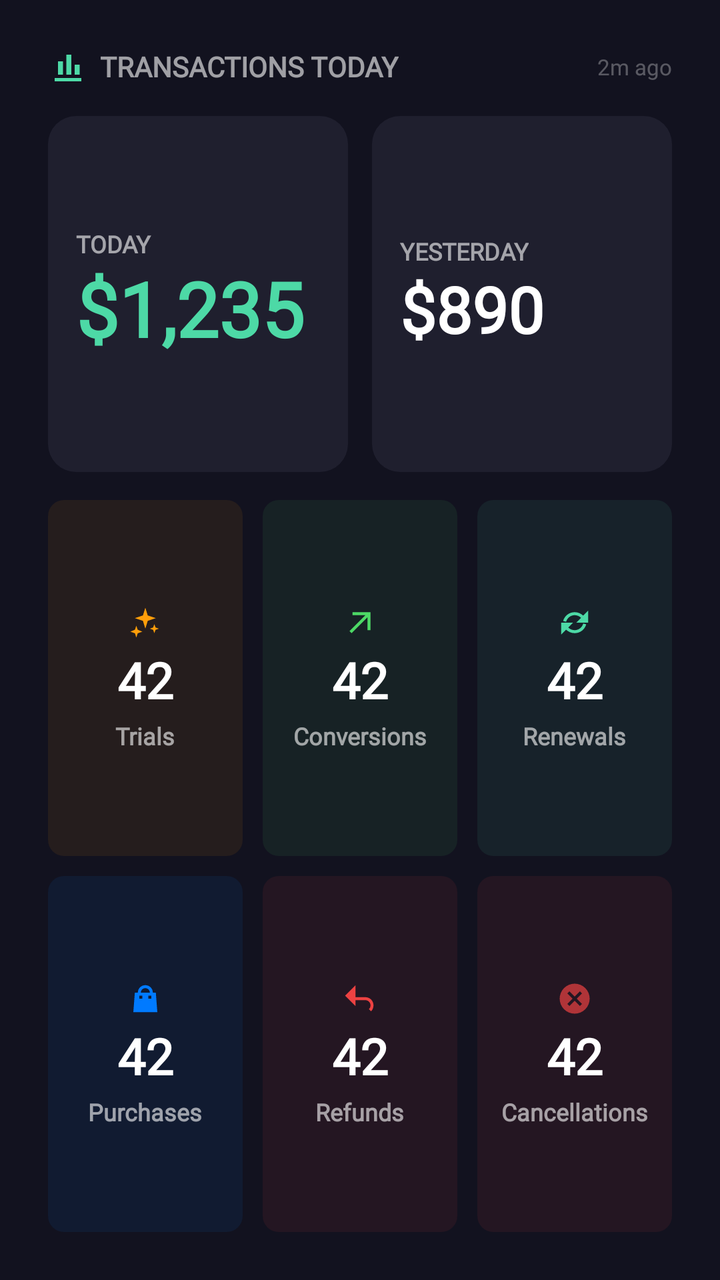
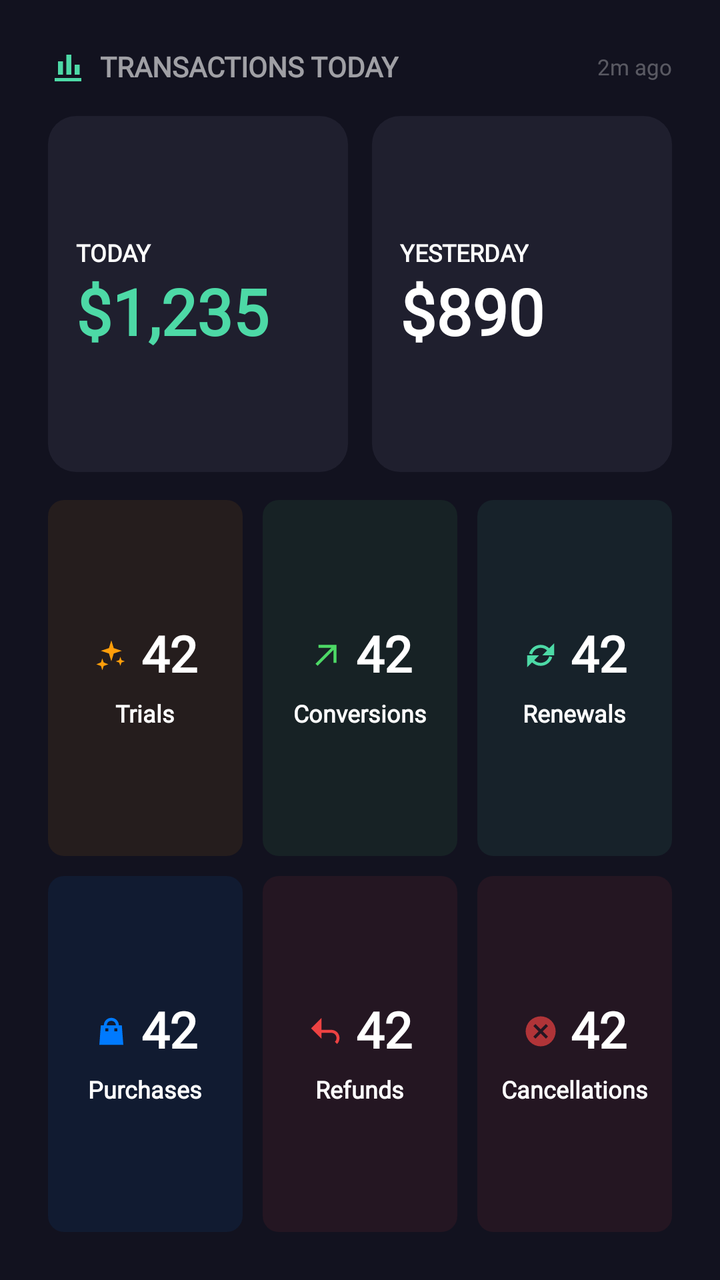

An Android layout rendered at two revisions. The XML below is the earlier revision; the diff shows what the commit changed to produce the second picture.
<!-- AndroidManifest.xml: fallback theme Theme.MaterialComponents.DayNight.NoActionBar -->
<!-- res/layout/transactions_widget_large.xml -->
<?xml version="1.0" encoding="utf-8"?>
<LinearLayout xmlns:android="http://schemas.android.com/apk/res/android"
    android:id="@+id/widgetRoot"
    android:layout_width="match_parent"
    android:layout_height="match_parent"
    android:orientation="vertical"
    android:padding="24dp"
    android:background="@color/widgetBackground">

    <LinearLayout
        android:layout_width="match_parent"
        android:layout_height="wrap_content"
        android:orientation="horizontal"
        android:gravity="center_vertical">
        <ImageView
            android:layout_width="20dp"
            android:layout_height="20dp"
            android:src="@drawable/ic_widget_chart_bar"
            android:contentDescription="@null" />
        <TextView
            android:layout_width="wrap_content"
            android:layout_height="wrap_content"
            android:text="TRANSACTIONS TODAY"
            android:textSize="14sp"
            android:textStyle="bold"
            android:layout_marginStart="6dp"
            android:textColor="@color/widgetTextSecondary" android:fontFamily="@font/sfns_medium" android:includeFontPadding="false" />
        <TextView android:layout_width="0dp" android:layout_height="0dp" android:layout_weight="1" />
        <TextView
            android:id="@+id/tvLastUpdated"
            android:layout_width="wrap_content"
            android:layout_height="wrap_content"
            android:text="2m ago"
            android:textSize="11sp"
            android:textColor="@color/widgetTextQuaternary" android:fontFamily="@font/sfns_medium" android:includeFontPadding="false" />
    </LinearLayout>

    <LinearLayout android:layout_width="match_parent" android:layout_height="0dp" android:layout_weight="1" android:orientation="horizontal" android:layout_marginTop="14dp">
        <LinearLayout android:layout_width="0dp" android:layout_height="match_parent" android:layout_weight="1" android:orientation="vertical" android:gravity="center_vertical" android:padding="14dp" android:background="@drawable/bg_mtd_card">
            <TextView android:layout_width="wrap_content" android:layout_height="wrap_content" android:text="TODAY" android:textSize="12sp" android:textStyle="bold" android:textColor="@color/widgetTextSecondary" android:fontFamily="@font/sfns_medium" android:includeFontPadding="false" />
            <TextView android:id="@+id/tvRevenue" android:layout_width="wrap_content" android:layout_height="wrap_content" android:text="$1,235" android:textSize="38sp" android:textStyle="bold" android:textColor="@color/widgetAccent" android:fontFamily="@font/sfns_black" android:includeFontPadding="false" android:maxLines="1" android:ellipsize="end" android:layout_marginTop="4dp" />
        </LinearLayout>
        <LinearLayout android:layout_width="0dp" android:layout_height="match_parent" android:layout_weight="1" android:orientation="vertical" android:gravity="center_vertical" android:padding="14dp" android:background="@drawable/bg_mtd_card" android:layout_marginStart="12dp">
            <TextView android:layout_width="wrap_content" android:layout_height="wrap_content" android:text="YESTERDAY" android:textSize="12sp" android:textStyle="bold" android:textColor="@color/widgetTextSecondary" android:fontFamily="@font/sfns_medium" android:includeFontPadding="false" />
            <TextView android:id="@+id/tvYesterday" android:layout_width="wrap_content" android:layout_height="wrap_content" android:text="$890" android:textSize="32sp" android:textStyle="bold" android:textColor="@color/widgetTextPrimary" android:fontFamily="@font/sfns_black" android:includeFontPadding="false" android:maxLines="1" android:ellipsize="end" android:layout_marginTop="4dp" />
        </LinearLayout>
    </LinearLayout>

    <LinearLayout android:layout_width="match_parent" android:layout_height="0dp" android:layout_weight="1" android:orientation="horizontal" android:layout_marginTop="14dp">
        <LinearLayout
            android:id="@+id/cellTrials"
            android:layout_width="0dp"
            android:layout_height="match_parent"
            android:layout_weight="1"
            android:orientation="vertical"
            android:gravity="center"
            android:paddingTop="14dp"
            android:paddingBottom="14dp"
            android:background="@drawable/bg_count_cell_trial">
            <ImageView
                    android:layout_width="18dp"
                    android:layout_height="18dp"
                    android:src="@drawable/ic_widget_sparkles"
                    android:contentDescription="@null" />
            <TextView
                android:id="@+id/tvTrials"
                android:layout_width="wrap_content"
                android:layout_height="wrap_content"
                android:text="42"
                android:textSize="25sp"
                android:textStyle="bold"
                android:layout_marginTop="6dp"
                android:textColor="@color/widgetTextPrimary" android:fontFamily="@font/sfns_black" android:includeFontPadding="false" />
            <TextView
                android:layout_width="wrap_content"
                android:layout_height="wrap_content"
                android:text="Trials"
                android:textSize="12sp"
                android:textStyle="bold"
                android:layout_marginTop="6dp"
                android:textColor="@color/widgetTextSecondary" android:fontFamily="@font/sfns_medium" android:includeFontPadding="false" />
        </LinearLayout>
        <LinearLayout
            android:id="@+id/cellConversions"
            android:layout_width="0dp"
            android:layout_height="match_parent"
            android:layout_weight="1"
            android:orientation="vertical"
            android:gravity="center"
            android:paddingTop="14dp"
            android:paddingBottom="14dp"
            android:background="@drawable/bg_count_cell_conversion"
            android:layout_marginStart="10dp">
            <ImageView
                    android:layout_width="18dp"
                    android:layout_height="18dp"
                    android:src="@drawable/ic_widget_arrow_up_right"
                    android:contentDescription="@null" />
            <TextView
                android:id="@+id/tvConversions"
                android:layout_width="wrap_content"
                android:layout_height="wrap_content"
                android:text="42"
                android:textSize="25sp"
                android:textStyle="bold"
                android:layout_marginTop="6dp"
                android:textColor="@color/widgetTextPrimary" android:fontFamily="@font/sfns_black" android:includeFontPadding="false" />
            <TextView
                android:layout_width="wrap_content"
                android:layout_height="wrap_content"
                android:text="Conversions"
                android:textSize="12sp"
                android:textStyle="bold"
                android:layout_marginTop="6dp"
                android:textColor="@color/widgetTextSecondary" android:fontFamily="@font/sfns_medium" android:includeFontPadding="false" />
        </LinearLayout>
        <LinearLayout
            android:id="@+id/cellRenewals"
            android:layout_width="0dp"
            android:layout_height="match_parent"
            android:layout_weight="1"
            android:orientation="vertical"
            android:gravity="center"
            android:paddingTop="14dp"
            android:paddingBottom="14dp"
            android:background="@drawable/bg_count_cell_renewal"
            android:layout_marginStart="10dp">
            <ImageView
                    android:layout_width="18dp"
                    android:layout_height="18dp"
                    android:src="@drawable/ic_widget_renewal"
                    android:contentDescription="@null" />
            <TextView
                android:id="@+id/tvRenewals"
                android:layout_width="wrap_content"
                android:layout_height="wrap_content"
                android:text="42"
                android:textSize="25sp"
                android:textStyle="bold"
                android:layout_marginTop="6dp"
                android:textColor="@color/widgetTextPrimary" android:fontFamily="@font/sfns_black" android:includeFontPadding="false" />
            <TextView
                android:layout_width="wrap_content"
                android:layout_height="wrap_content"
                android:text="Renewals"
                android:textSize="12sp"
                android:textStyle="bold"
                android:layout_marginTop="6dp"
                android:textColor="@color/widgetTextSecondary" android:fontFamily="@font/sfns_medium" android:includeFontPadding="false" />
        </LinearLayout>
    </LinearLayout>
    <LinearLayout android:layout_width="match_parent" android:layout_height="0dp" android:layout_weight="1" android:orientation="horizontal" android:layout_marginTop="10dp">
        <LinearLayout
            android:id="@+id/cellPurchases"
            android:layout_width="0dp"
            android:layout_height="match_parent"
            android:layout_weight="1"
            android:orientation="vertical"
            android:gravity="center"
            android:paddingTop="14dp"
            android:paddingBottom="14dp"
            android:background="@drawable/bg_count_cell_purchase">
            <ImageView
                    android:layout_width="18dp"
                    android:layout_height="18dp"
                    android:src="@drawable/ic_widget_bag"
                    android:contentDescription="@null" />
            <TextView
                android:id="@+id/tvPurchases"
                android:layout_width="wrap_content"
                android:layout_height="wrap_content"
                android:text="42"
                android:textSize="25sp"
                android:textStyle="bold"
                android:layout_marginTop="6dp"
                android:textColor="@color/widgetTextPrimary" android:fontFamily="@font/sfns_black" android:includeFontPadding="false" />
            <TextView
                android:layout_width="wrap_content"
                android:layout_height="wrap_content"
                android:text="Purchases"
                android:textSize="12sp"
                android:textStyle="bold"
                android:layout_marginTop="6dp"
                android:textColor="@color/widgetTextSecondary" android:fontFamily="@font/sfns_medium" android:includeFontPadding="false" />
        </LinearLayout>
        <LinearLayout
            android:id="@+id/cellRefunds"
            android:layout_width="0dp"
            android:layout_height="match_parent"
            android:layout_weight="1"
            android:orientation="vertical"
            android:gravity="center"
            android:paddingTop="14dp"
            android:paddingBottom="14dp"
            android:background="@drawable/bg_count_cell_refund"
            android:layout_marginStart="10dp">
            <ImageView
                    android:layout_width="18dp"
                    android:layout_height="18dp"
                    android:src="@drawable/ic_widget_refund"
                    android:contentDescription="@null" />
            <TextView
                android:id="@+id/tvRefunds"
                android:layout_width="wrap_content"
                android:layout_height="wrap_content"
                android:text="42"
                android:textSize="25sp"
                android:textStyle="bold"
                android:layout_marginTop="6dp"
                android:textColor="@color/widgetTextPrimary" android:fontFamily="@font/sfns_black" android:includeFontPadding="false" />
            <TextView
                android:layout_width="wrap_content"
                android:layout_height="wrap_content"
                android:text="Refunds"
                android:textSize="12sp"
                android:textStyle="bold"
                android:layout_marginTop="6dp"
                android:textColor="@color/widgetTextSecondary" android:fontFamily="@font/sfns_medium" android:includeFontPadding="false" />
        </LinearLayout>
        <LinearLayout
            android:id="@+id/cellCancellations"
            android:layout_width="0dp"
            android:layout_height="match_parent"
            android:layout_weight="1"
            android:orientation="vertical"
            android:gravity="center"
            android:paddingTop="14dp"
            android:paddingBottom="14dp"
            android:background="@drawable/bg_count_cell_refund"
            android:layout_marginStart="10dp">
            <ImageView
                    android:layout_width="18dp"
                    android:layout_height="18dp"
                    android:src="@drawable/ic_widget_cancel"
                    android:contentDescription="@null" />
            <TextView
                android:id="@+id/tvCancellations"
                android:layout_width="wrap_content"
                android:layout_height="wrap_content"
                android:text="42"
                android:textSize="25sp"
                android:textStyle="bold"
                android:layout_marginTop="6dp"
                android:textColor="@color/widgetTextPrimary" android:fontFamily="@font/sfns_black" android:includeFontPadding="false" />
            <TextView
                android:layout_width="wrap_content"
                android:layout_height="wrap_content"
                android:text="Cancellations"
                android:textSize="12sp"
                android:textStyle="bold"
                android:layout_marginTop="6dp"
                android:textColor="@color/widgetTextSecondary" android:fontFamily="@font/sfns_medium" android:includeFontPadding="false" />
        </LinearLayout>
    </LinearLayout>
</LinearLayout>
<!-- resources referenced by this layout -->
<resources>
  <color name="widgetAccent">#4DD9A6</color>
  <color name="widgetBackground">#12121F</color>
  <color name="widgetTextPrimary">#FFFFFFFF</color>
  <color name="widgetTextQuaternary">#4DFFFFFF</color>
  <color name="widgetTextSecondary">#99FFFFFF</color>
  <!-- drawable bg_count_cell_conversion (drawable) -->
  <?xml version="1.0" encoding="utf-8"?>
  <shape xmlns:android="http://schemas.android.com/apk/res/android"
      android:shape="rectangle">
      <solid android:color="#144DD966" />
      <corners android:radius="8dp" />
  </shape>
  <!-- drawable bg_count_cell_purchase (drawable) -->
  <?xml version="1.0" encoding="utf-8"?>
  <shape xmlns:android="http://schemas.android.com/apk/res/android"
      android:shape="rectangle">
      <solid android:color="#14007AFF" />
      <corners android:radius="8dp" />
  </shape>
  <!-- drawable bg_count_cell_refund (drawable) -->
  <?xml version="1.0" encoding="utf-8"?>
  <shape xmlns:android="http://schemas.android.com/apk/res/android"
      android:shape="rectangle">
      <solid android:color="#14ED4242" />
      <corners android:radius="8dp" />
  </shape>
  <!-- drawable bg_count_cell_renewal (drawable) -->
  <?xml version="1.0" encoding="utf-8"?>
  <shape xmlns:android="http://schemas.android.com/apk/res/android"
      android:shape="rectangle">
      <solid android:color="#144DD9A6" />
      <corners android:radius="8dp" />
  </shape>
  <!-- drawable bg_count_cell_trial (drawable) -->
  <?xml version="1.0" encoding="utf-8"?>
  <shape xmlns:android="http://schemas.android.com/apk/res/android"
      android:shape="rectangle">
      <solid android:color="#14FF9E0A" />
      <corners android:radius="8dp" />
  </shape>
  <!-- drawable bg_mtd_card (drawable) -->
  <?xml version="1.0" encoding="utf-8"?>
  <shape xmlns:android="http://schemas.android.com/apk/res/android"
      android:shape="rectangle">
      <solid android:color="@color/widgetCardBackground" />
      <corners android:radius="14dp" />
  </shape>
  <!-- drawable ic_widget_arrow_up_right (drawable) -->
  <vector xmlns:android="http://schemas.android.com/apk/res/android" android:width="24dp" android:height="24dp" android:viewportWidth="24" android:viewportHeight="24">
      <path android:fillColor="@color/conversionGreen" android:pathData="M7,5h12v12h-2V8.4L6.4,19L5,17.6L15.6,7H7V5z"/>
  </vector>
  <!-- drawable ic_widget_cancel (drawable) -->
  <vector xmlns:android="http://schemas.android.com/apk/res/android" android:width="24dp" android:height="24dp" android:viewportWidth="24" android:viewportHeight="24">
      <path android:fillColor="@color/cancelRed" android:pathData="M12,2a10,10 0,1 0,0,20a10,10 0,0 0,0,-20zM8.5,7.1L12,10.6l3.5,-3.5l1.4,1.4L13.4,12l3.5,3.5l-1.4,1.4L12,13.4l-3.5,3.5l-1.4,-1.4l3.5,-3.5l-3.5,-3.5l1.4,-1.4z"/>
  </vector>
  <!-- drawable ic_widget_chart_bar (drawable) -->
  <vector xmlns:android="http://schemas.android.com/apk/res/android" android:width="24dp" android:height="24dp" android:viewportWidth="24" android:viewportHeight="24">
      <path android:fillColor="@color/widgetAccent" android:pathData="M4,20h16v-2H4v2zM6,16h3V8H6v8zM11,16h3V4h-3v12zM16,16h3v-6h-3v6z"/>
  </vector>
  <!-- drawable ic_widget_refund (drawable) -->
  <vector xmlns:android="http://schemas.android.com/apk/res/android" android:width="24dp" android:height="24dp" android:viewportWidth="24" android:viewportHeight="24">
      <path android:fillColor="@color/refundRed" android:pathData="M9,7V3L2,10l7,7v-4h6.5c2,0 3.5,1.5 3.5,3.5c0,1 -0.4,1.9 -1.1,2.5l1.5,1.4c1,-1 1.6,-2.4 1.6,-3.9c0,-3.1 -2.4,-5.5 -5.5,-5.5H9V7z"/>
  </vector>
  <color name="widgetCardBackground">#1F1F2E</color>
  <color name="conversionGreen">#4DD966</color>
  <color name="appleBlue">#007AFF</color>
  <color name="cancelRed">#B3ED4242</color>
  <color name="refundRed">#ED4242</color>
  <color name="trialOrange">#FF9E0A</color>
  <!-- unchanged entries left out for length: 3 -->
</resources>

<!-- the commit's change to res/layout/transactions_widget_large.xml (unified diff, before → after) -->
@@ -37,11 +37,11 @@
 
     <LinearLayout android:layout_width="match_parent" android:layout_height="0dp" android:layout_weight="1" android:orientation="horizontal" android:layout_marginTop="14dp">
         <LinearLayout android:layout_width="0dp" android:layout_height="match_parent" android:layout_weight="1" android:orientation="vertical" android:gravity="center_vertical" android:padding="14dp" android:background="@drawable/bg_mtd_card">
-            <TextView android:layout_width="wrap_content" android:layout_height="wrap_content" android:text="TODAY" android:textSize="12sp" android:textStyle="bold" android:textColor="@color/widgetTextSecondary" android:fontFamily="@font/sfns_medium" android:includeFontPadding="false" />
-            <TextView android:id="@+id/tvRevenue" android:layout_width="wrap_content" android:layout_height="wrap_content" android:text="$1,235" android:textSize="38sp" android:textStyle="bold" android:textColor="@color/widgetAccent" android:fontFamily="@font/sfns_black" android:includeFontPadding="false" android:maxLines="1" android:ellipsize="end" android:layout_marginTop="4dp" />
+            <TextView android:layout_width="wrap_content" android:layout_height="wrap_content" android:text="TODAY" android:textSize="12sp" android:textStyle="bold" android:textColor="@color/widgetTextPrimary" android:fontFamily="@font/sfns_medium" android:includeFontPadding="true" />
+            <TextView android:id="@+id/tvRevenue" android:layout_width="wrap_content" android:layout_height="wrap_content" android:text="$1,235" android:textSize="32sp" android:textStyle="bold" android:textColor="@color/widgetAccent" android:fontFamily="@font/sfns_black" android:includeFontPadding="false" android:maxLines="1" android:ellipsize="end" android:layout_marginTop="4dp" />
         </LinearLayout>
         <LinearLayout android:layout_width="0dp" android:layout_height="match_parent" android:layout_weight="1" android:orientation="vertical" android:gravity="center_vertical" android:padding="14dp" android:background="@drawable/bg_mtd_card" android:layout_marginStart="12dp">
-            <TextView android:layout_width="wrap_content" android:layout_height="wrap_content" android:text="YESTERDAY" android:textSize="12sp" android:textStyle="bold" android:textColor="@color/widgetTextSecondary" android:fontFamily="@font/sfns_medium" android:includeFontPadding="false" />
+            <TextView android:layout_width="wrap_content" android:layout_height="wrap_content" android:text="YESTERDAY" android:textSize="12sp" android:textStyle="bold" android:textColor="@color/widgetTextPrimary" android:fontFamily="@font/sfns_medium" android:includeFontPadding="true" />
             <TextView android:id="@+id/tvYesterday" android:layout_width="wrap_content" android:layout_height="wrap_content" android:text="$890" android:textSize="32sp" android:textStyle="bold" android:textColor="@color/widgetTextPrimary" android:fontFamily="@font/sfns_black" android:includeFontPadding="false" android:maxLines="1" android:ellipsize="end" android:layout_marginTop="4dp" />
         </LinearLayout>
     </LinearLayout>
@@ -57,20 +57,26 @@
             android:paddingTop="14dp"
             android:paddingBottom="14dp"
             android:background="@drawable/bg_count_cell_trial">
-            <ImageView
+            <LinearLayout
+                android:layout_width="wrap_content"
+                android:layout_height="wrap_content"
+                android:orientation="horizontal"
+                android:gravity="center_vertical">
+                <ImageView
                     android:layout_width="18dp"
                     android:layout_height="18dp"
                     android:src="@drawable/ic_widget_sparkles"
                     android:contentDescription="@null" />
-            <TextView
-                android:id="@+id/tvTrials"
-                android:layout_width="wrap_content"
-                android:layout_height="wrap_content"
-                android:text="42"
-                android:textSize="25sp"
-                android:textStyle="bold"
-                android:layout_marginTop="6dp"
-                android:textColor="@color/widgetTextPrimary" android:fontFamily="@font/sfns_black" android:includeFontPadding="false" />
+                <TextView
+                    android:id="@+id/tvTrials"
+                    android:layout_width="wrap_content"
+                    android:layout_height="wrap_content"
+                    android:text="42"
+                    android:textSize="25sp"
+                    android:textStyle="bold"
+                    android:layout_marginStart="6dp"
+                    android:textColor="@color/widgetTextPrimary" android:fontFamily="@font/sfns_black" android:includeFontPadding="false" />
+            </LinearLayout>
             <TextView
                 android:layout_width="wrap_content"
                 android:layout_height="wrap_content"
@@ -78,7 +84,7 @@
                 android:textSize="12sp"
                 android:textStyle="bold"
                 android:layout_marginTop="6dp"
-                android:textColor="@color/widgetTextSecondary" android:fontFamily="@font/sfns_medium" android:includeFontPadding="false" />
+                android:textColor="@color/widgetTextPrimary" android:fontFamily="@font/sfns_medium" android:includeFontPadding="true" />
         </LinearLayout>
         <LinearLayout
             android:id="@+id/cellConversions"
@@ -91,20 +97,26 @@
             android:paddingBottom="14dp"
             android:background="@drawable/bg_count_cell_conversion"
             android:layout_marginStart="10dp">
-            <ImageView
+            <LinearLayout
+                android:layout_width="wrap_content"
+                android:layout_height="wrap_content"
+                android:orientation="horizontal"
+                android:gravity="center_vertical">
+                <ImageView
                     android:layout_width="18dp"
                     android:layout_height="18dp"
                     android:src="@drawable/ic_widget_arrow_up_right"
                     android:contentDescription="@null" />
-            <TextView
-                android:id="@+id/tvConversions"
-                android:layout_width="wrap_content"
-                android:layout_height="wrap_content"
-                android:text="42"
-                android:textSize="25sp"
-                android:textStyle="bold"
-                android:layout_marginTop="6dp"
-                android:textColor="@color/widgetTextPrimary" android:fontFamily="@font/sfns_black" android:includeFontPadding="false" />
+                <TextView
+                    android:id="@+id/tvConversions"
+                    android:layout_width="wrap_content"
+                    android:layout_height="wrap_content"
+                    android:text="42"
+                    android:textSize="25sp"
+                    android:textStyle="bold"
+                    android:layout_marginStart="6dp"
+                    android:textColor="@color/widgetTextPrimary" android:fontFamily="@font/sfns_black" android:includeFontPadding="false" />
+            </LinearLayout>
             <TextView
                 android:layout_width="wrap_content"
                 android:layout_height="wrap_content"
@@ -112,7 +124,7 @@
                 android:textSize="12sp"
                 android:textStyle="bold"
                 android:layout_marginTop="6dp"
-                android:textColor="@color/widgetTextSecondary" android:fontFamily="@font/sfns_medium" android:includeFontPadding="false" />
+                android:textColor="@color/widgetTextPrimary" android:fontFamily="@font/sfns_medium" android:includeFontPadding="true" />
         </LinearLayout>
         <LinearLayout
             android:id="@+id/cellRenewals"
@@ -125,20 +137,26 @@
             android:paddingBottom="14dp"
             android:background="@drawable/bg_count_cell_renewal"
             android:layout_marginStart="10dp">
-            <ImageView
+            <LinearLayout
+                android:layout_width="wrap_content"
+                android:layout_height="wrap_content"
+                android:orientation="horizontal"
+                android:gravity="center_vertical">
+                <ImageView
                     android:layout_width="18dp"
                     android:layout_height="18dp"
                     android:src="@drawable/ic_widget_renewal"
                     android:contentDescription="@null" />
-            <TextView
-                android:id="@+id/tvRenewals"
-                android:layout_width="wrap_content"
-                android:layout_height="wrap_content"
-                android:text="42"
-                android:textSize="25sp"
-                android:textStyle="bold"
-                android:layout_marginTop="6dp"
-                android:textColor="@color/widgetTextPrimary" android:fontFamily="@font/sfns_black" android:includeFontPadding="false" />
+                <TextView
+                    android:id="@+id/tvRenewals"
+                    android:layout_width="wrap_content"
+                    android:layout_height="wrap_content"
+                    android:text="42"
+                    android:textSize="25sp"
+                    android:textStyle="bold"
+                    android:layout_marginStart="6dp"
+                    android:textColor="@color/widgetTextPrimary" android:fontFamily="@font/sfns_black" android:includeFontPadding="false" />
+            </LinearLayout>
             <TextView
                 android:layout_width="wrap_content"
                 android:layout_height="wrap_content"
@@ -146,7 +164,7 @@
                 android:textSize="12sp"
                 android:textStyle="bold"
                 android:layout_marginTop="6dp"
-                android:textColor="@color/widgetTextSecondary" android:fontFamily="@font/sfns_medium" android:includeFontPadding="false" />
+                android:textColor="@color/widgetTextPrimary" android:fontFamily="@font/sfns_medium" android:includeFontPadding="true" />
         </LinearLayout>
     </LinearLayout>
     <LinearLayout android:layout_width="match_parent" android:layout_height="0dp" android:layout_weight="1" android:orientation="horizontal" android:layout_marginTop="10dp">
@@ -160,20 +178,26 @@
             android:paddingTop="14dp"
             android:paddingBottom="14dp"
             android:background="@drawable/bg_count_cell_purchase">
-            <ImageView
+            <LinearLayout
+                android:layout_width="wrap_content"
+                android:layout_height="wrap_content"
+                android:orientation="horizontal"
+                android:gravity="center_vertical">
+                <ImageView
                     android:layout_width="18dp"
                     android:layout_height="18dp"
                     android:src="@drawable/ic_widget_bag"
                     android:contentDescription="@null" />
-            <TextView
-                android:id="@+id/tvPurchases"
-                android:layout_width="wrap_content"
-                android:layout_height="wrap_content"
-                android:text="42"
-                android:textSize="25sp"
-                android:textStyle="bold"
-                android:layout_marginTop="6dp"
-                android:textColor="@color/widgetTextPrimary" android:fontFamily="@font/sfns_black" android:includeFontPadding="false" />
+                <TextView
+                    android:id="@+id/tvPurchases"
+                    android:layout_width="wrap_content"
+                    android:layout_height="wrap_content"
+                    android:text="42"
+                    android:textSize="25sp"
+                    android:textStyle="bold"
+                    android:layout_marginStart="6dp"
+                    android:textColor="@color/widgetTextPrimary" android:fontFamily="@font/sfns_black" android:includeFontPadding="false" />
+            </LinearLayout>
             <TextView
                 android:layout_width="wrap_content"
                 android:layout_height="wrap_content"
@@ -181,7 +205,7 @@
                 android:textSize="12sp"
                 android:textStyle="bold"
                 android:layout_marginTop="6dp"
-                android:textColor="@color/widgetTextSecondary" android:fontFamily="@font/sfns_medium" android:includeFontPadding="false" />
+                android:textColor="@color/widgetTextPrimary" android:fontFamily="@font/sfns_medium" android:includeFontPadding="true" />
         </LinearLayout>
         <LinearLayout
             android:id="@+id/cellRefunds"
@@ -194,20 +218,26 @@
             android:paddingBottom="14dp"
             android:background="@drawable/bg_count_cell_refund"
             android:layout_marginStart="10dp">
-            <ImageView
+            <LinearLayout
+                android:layout_width="wrap_content"
+                android:layout_height="wrap_content"
+                android:orientation="horizontal"
+                android:gravity="center_vertical">
+                <ImageView
                     android:layout_width="18dp"
                     android:layout_height="18dp"
                     android:src="@drawable/ic_widget_refund"
                     android:contentDescription="@null" />
-            <TextView
-                android:id="@+id/tvRefunds"
-                android:layout_width="wrap_content"
-                android:layout_height="wrap_content"
-                android:text="42"
-                android:textSize="25sp"
-                android:textStyle="bold"
-                android:layout_marginTop="6dp"
-                android:textColor="@color/widgetTextPrimary" android:fontFamily="@font/sfns_black" android:includeFontPadding="false" />
+                <TextView
+                    android:id="@+id/tvRefunds"
+                    android:layout_width="wrap_content"
+                    android:layout_height="wrap_content"
+                    android:text="42"
+                    android:textSize="25sp"
+                    android:textStyle="bold"
+                    android:layout_marginStart="6dp"
+                    android:textColor="@color/widgetTextPrimary" android:fontFamily="@font/sfns_black" android:includeFontPadding="false" />
+            </LinearLayout>
             <TextView
                 android:layout_width="wrap_content"
                 android:layout_height="wrap_content"
@@ -215,7 +245,7 @@
                 android:textSize="12sp"
                 android:textStyle="bold"
                 android:layout_marginTop="6dp"
-                android:textColor="@color/widgetTextSecondary" android:fontFamily="@font/sfns_medium" android:includeFontPadding="false" />
+                android:textColor="@color/widgetTextPrimary" android:fontFamily="@font/sfns_medium" android:includeFontPadding="true" />
         </LinearLayout>
         <LinearLayout
             android:id="@+id/cellCancellations"
@@ -228,20 +258,26 @@
             android:paddingBottom="14dp"
             android:background="@drawable/bg_count_cell_refund"
             android:layout_marginStart="10dp">
-            <ImageView
+            <LinearLayout
+                android:layout_width="wrap_content"
+                android:layout_height="wrap_content"
+                android:orientation="horizontal"
+                android:gravity="center_vertical">
+                <ImageView
                     android:layout_width="18dp"
                     android:layout_height="18dp"
                     android:src="@drawable/ic_widget_cancel"
                     android:contentDescription="@null" />
-            <TextView
-                android:id="@+id/tvCancellations"
-                android:layout_width="wrap_content"
-                android:layout_height="wrap_content"
-                android:text="42"
-                android:textSize="25sp"
-                android:textStyle="bold"
-                android:layout_marginTop="6dp"
-                android:textColor="@color/widgetTextPrimary" android:fontFamily="@font/sfns_black" android:includeFontPadding="false" />
+                <TextView
+                    android:id="@+id/tvCancellations"
+                    android:layout_width="wrap_content"
+                    android:layout_height="wrap_content"
+                    android:text="42"
+                    android:textSize="25sp"
+                    android:textStyle="bold"
+                    android:layout_marginStart="6dp"
+                    android:textColor="@color/widgetTextPrimary" android:fontFamily="@font/sfns_black" android:includeFontPadding="false" />
+            </LinearLayout>
             <TextView
                 android:layout_width="wrap_content"
                 android:layout_height="wrap_content"
@@ -249,7 +285,7 @@
                 android:textSize="12sp"
                 android:textStyle="bold"
                 android:layout_marginTop="6dp"
-                android:textColor="@color/widgetTextSecondary" android:fontFamily="@font/sfns_medium" android:includeFontPadding="false" />
+                android:textColor="@color/widgetTextPrimary" android:fontFamily="@font/sfns_medium" android:includeFontPadding="true" />
         </LinearLayout>
     </LinearLayout>
 </LinearLayout>
